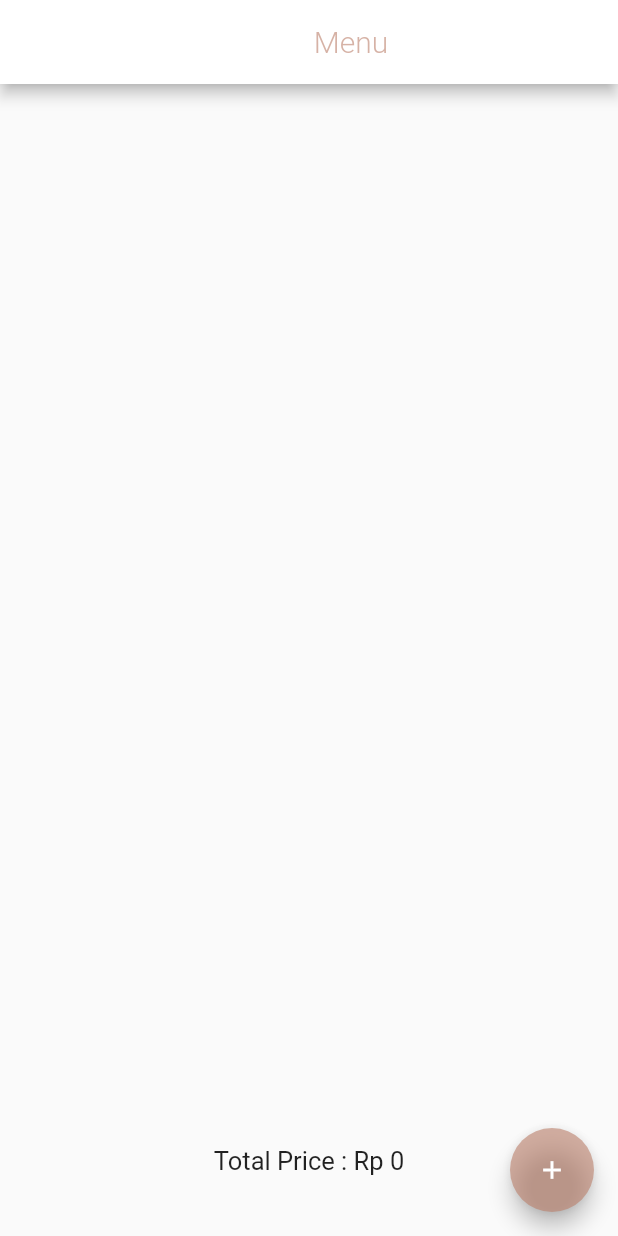
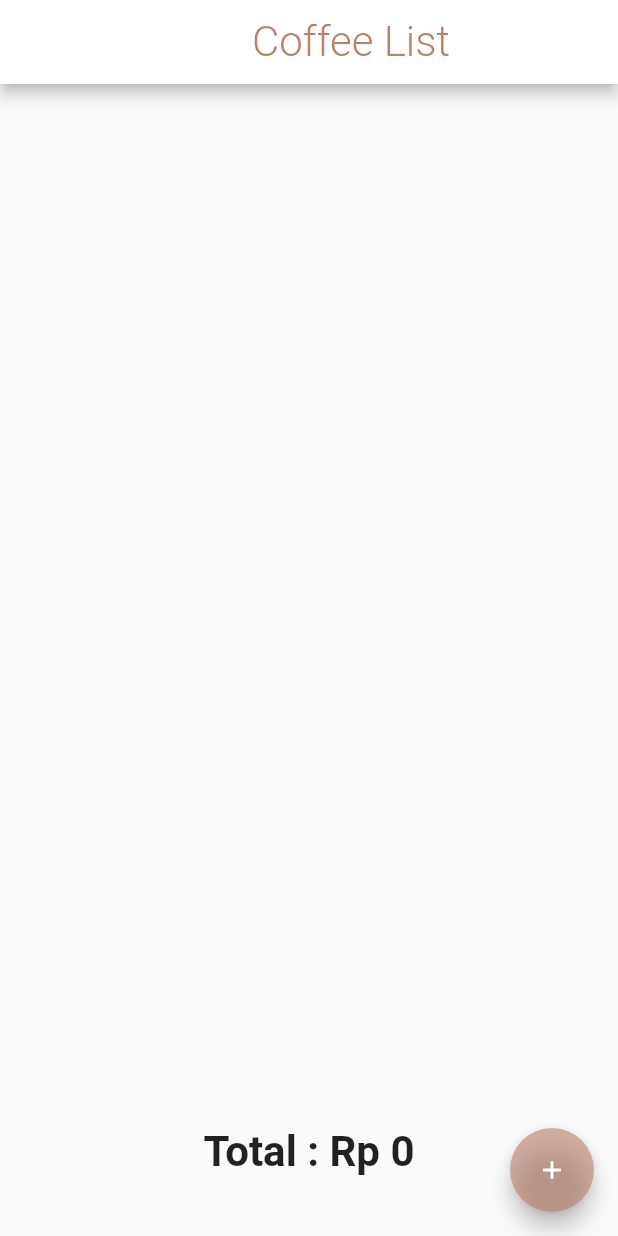
Before and after one commit to hanifmuslim96/coffee_list_provider, a Flutter app: the ScreenAwal screen opened directly, after a tap on the "add" icon, after a tap on the "remove" icon, on a phone screen of 412 x 824 dp. Run offline on Flutter 3.47's test engine with Material 2 defaults, Android fonts, the phone set to English and light mode, and no system bars.

```diff
--- a/lib/my_schedule.dart
+++ b/lib/my_schedule.dart
@@ -1,14 +1,40 @@
+import 'dart:math';
+
 import 'package:flutter/material.dart';
-
 
 class Myschedule with ChangeNotifier {
   List<Map> carts = [];
+  List<Map> products = [
+    {
+      'barang': 'Espresso',
+      'harga': 18000,
+    },
+    {
+      'barang': 'Macchiato',
+      'harga': 20000,
+    },
+    {
+      'barang': 'Latte',
+      'harga': 19500,
+    },
+    {
+      'barang': 'Cappucino',
+      'harga': 25000,
+    },
+    {
+      'barang': 'Mocca',
+      'harga': 22000,
+    }
+  ];
+    final _random = new Random();
 
   void addCarts() {
+    var element = products[_random.nextInt(products.length)];
+
     carts.add(
       {
-        'barang': 'Espresso',
-        'harga': 22000,
+        'barang': element['barang'],
+        'harga': element['harga'],
         'qty': 1,
       },
     );
--- a/lib/screen_awal.dart
+++ b/lib/screen_awal.dart
@@ -1,3 +1,5 @@
+import 'dart:math';
+
 import 'package:flutter/material.dart';
 import 'package:kopilagi/item.dart';
 import 'package:kopilagi/screen_login.dart';
@@ -44,9 +46,10 @@ class _ScreenAwalState extends State<ScreenAwal> {
                 );
               },
               child: Text(
-                'Menu',
+                'Coffee List',
                 style: TextStyle(
-                  color: Color(0x99bb7f6a),
+                  color: Color(0xffbb7f6a),
+                  fontSize: 28,
                   fontWeight: FontWeight.w300,
                 ),
               ),
@@ -72,9 +75,10 @@ class _ScreenAwalState extends State<ScreenAwal> {
               child: Container(
                 decoration: BoxDecoration(),
                 child: Text(
-                  'Total Price : $formattedTP',
+                  'Total : $formattedTP',
                   style: TextStyle(
-                    fontSize: 17,
+                    fontSize: 28,
+                    fontWeight: FontWeight.bold,
                   ),
                 ),
               ),
```
